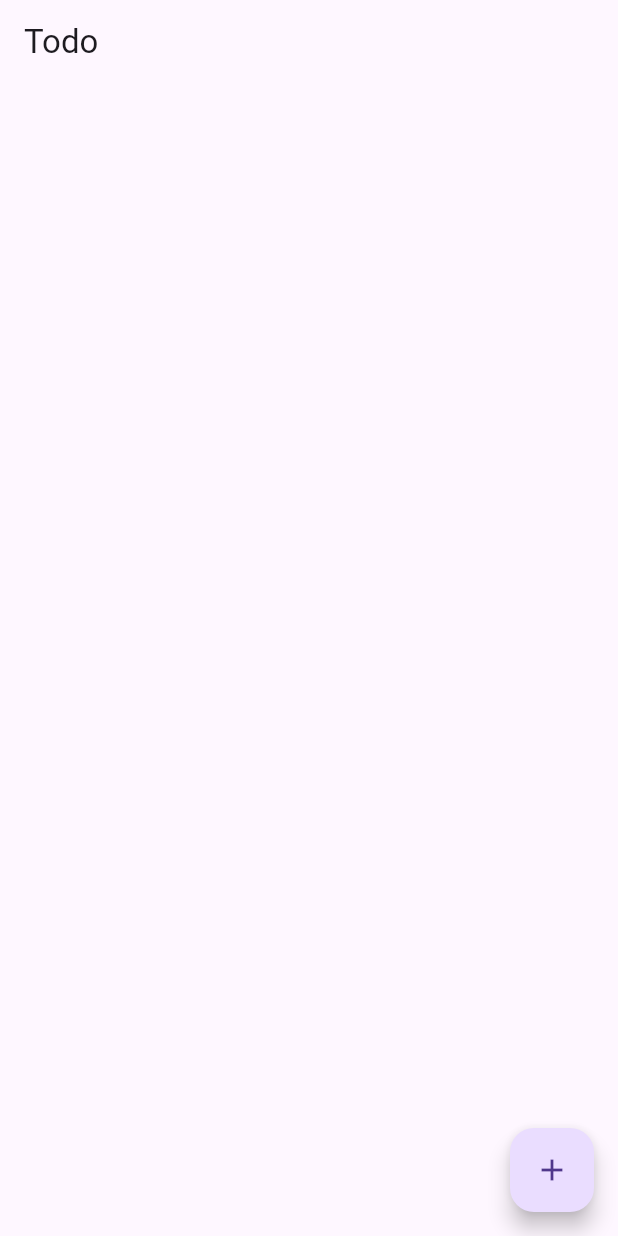
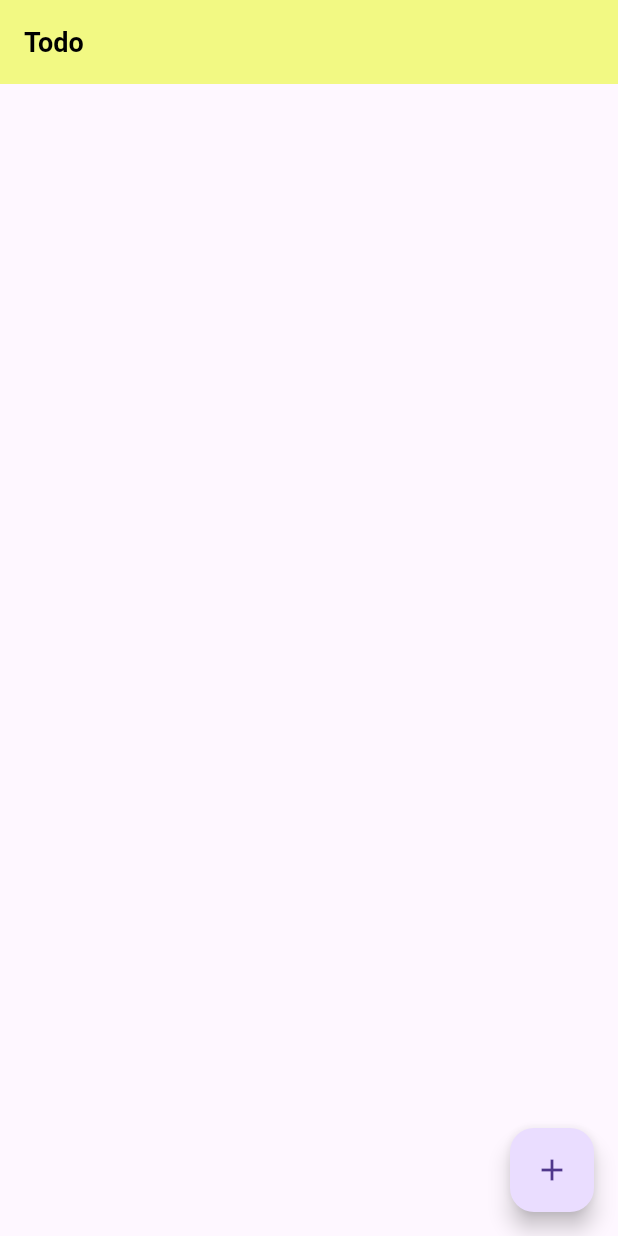
Before and after one commit to Elabs-llc/PRODIGY_AD_02, a Flutter app: the screen it shows after launch, on a phone screen of 412 x 824 dp. Run offline on Flutter 3.47's test engine with Material 3 defaults, Android fonts, the phone set to English and light mode, and no system bars; our stand-ins replace flutter_riverpod, flutter_slidable.

Commit message:
styling app

```diff
--- a/lib/main.dart
+++ b/lib/main.dart
@@ -11,8 +11,19 @@ class MyApp extends StatelessWidget {
 
   @override
   Widget build(BuildContext context) {
-    return const MaterialApp(
+    return MaterialApp(
       debugShowCheckedModeBanner: false,
+      theme: ThemeData(
+        appBarTheme: const AppBarTheme(
+          backgroundColor: Color.fromARGB(128, 230, 250, 7),
+          shadowColor: Color.fromARGB(240, 239, 255, 65),
+          titleTextStyle: TextStyle(
+            color: Colors.black,
+            fontWeight: FontWeight.bold,
+            fontSize: 18,
+          ),
+        ),
+      ),
       home: MyHomePage(),
     );
   }
--- a/lib/pages/home.dart
+++ b/lib/pages/home.dart
@@ -29,6 +29,17 @@ class MyHomePage extends ConsumerWidget {
     return Scaffold(
       appBar: AppBar(
         title: const Text("Todo"),
+        actions: [
+          completedTodo.isEmpty
+              ? Text("")
+              : IconButton(
+                  onPressed: () => Navigator.of(context).push(MaterialPageRoute(
+                      builder: (context) => const CompletedTodo())),
+                  icon: Icon(Icons.note_rounded),
+                  color: Colors.green,
+                  tooltip: "Completed Todo",
+                ),
+        ],
       ),
       body: ListView.builder(
           itemCount: activeTodos.length + 1,
```
Also changed, not shown: lib/pages/complete.dart (+1 -10 lines).
